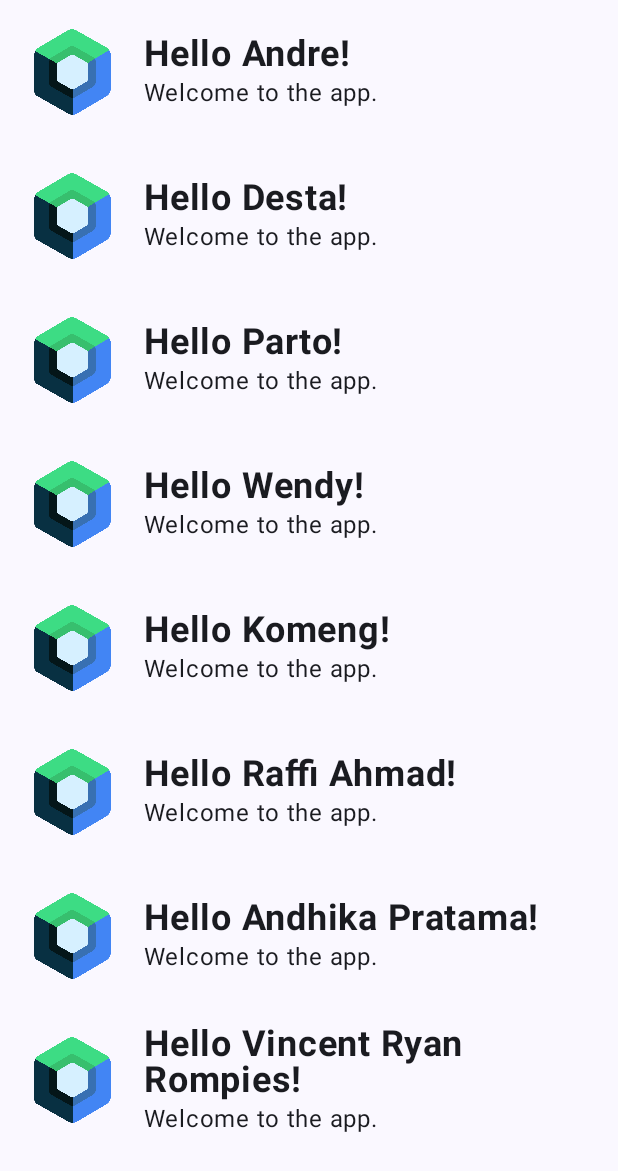
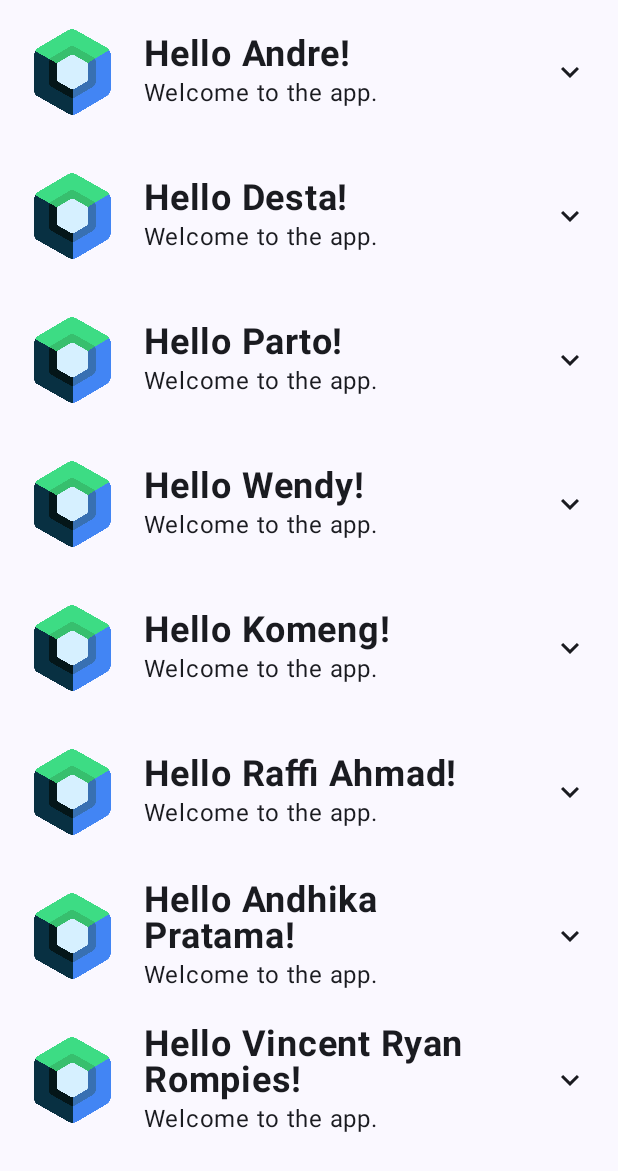
Before and after one commit to wayanpratama38/study-jetpack-compose, an Android app built with Jetpack Compose: the @Preview function GreetingPreview, on a phone screen of 412 x 824 dp. Shown: the top 1171 px of the screen. Run offline under Robolectric (Android 15) with nearby library versions, the phone set to English and light mode, and no system bars.

```diff
--- a/app/build.gradle.kts
+++ b/app/build.gradle.kts
@@ -47,6 +47,7 @@ dependencies {
     implementation(platform(libs.androidx.compose.bom))
     implementation(libs.androidx.ui)
     implementation(libs.androidx.ui.graphics)
+    implementation(libs.androidx.material.icons.extended)
     implementation(libs.androidx.ui.tooling.preview)
     implementation(libs.androidx.material3)
     testImplementation(libs.junit)
--- a/app/src/main/java/com/example/jetpackcomposetest/MainActivity.kt
+++ b/app/src/main/java/com/example/jetpackcomposetest/MainActivity.kt
@@ -12,11 +12,19 @@ import androidx.compose.foundation.layout.fillMaxSize
 import androidx.compose.foundation.layout.padding
 import androidx.compose.foundation.layout.size
 import androidx.compose.foundation.layout.width
+import androidx.compose.material.icons.Icons
+import androidx.compose.material.icons.filled.ExpandLess
+import androidx.compose.material.icons.outlined.ExpandMore
+import androidx.compose.material3.Icon
+import androidx.compose.material3.IconButton
 import androidx.compose.material3.MaterialTheme
-import androidx.compose.material3.Scaffold
+import androidx.compose.runtime.setValue
+import androidx.compose.runtime.getValue
 import androidx.compose.material3.Surface
 import androidx.compose.material3.Text
 import androidx.compose.runtime.Composable
+import androidx.compose.runtime.mutableStateOf
+import androidx.compose.runtime.remember
 import androidx.compose.ui.Alignment
 import androidx.compose.ui.Modifier
 import androidx.compose.ui.geometry.Size
@@ -44,6 +52,8 @@ class MainActivity : ComponentActivity() {
 
 @Composable
 fun Greeting(name: String) {
+    var isExpanded by remember{mutableStateOf(false)}
+
     Row (
         modifier = Modifier.padding(8.dp),
         verticalAlignment = Alignment.CenterVertically
@@ -54,7 +64,7 @@ fun Greeting(name: String) {
             modifier = Modifier.size(80.dp)
         )
         Spacer(modifier = Modifier.width(8.dp))
-        Column {
+        Column (modifier = Modifier.weight(1f)){
             Text(
                 text = "Hello $name!",
                 fontSize = 24.sp,
@@ -62,6 +72,12 @@ fun Greeting(name: String) {
             )
             Text(
                 text = "Welcome to the app."
+            )
+        }
+        IconButton(onClick = { isExpanded = !isExpanded }) {
+            Icon(
+                imageVector = if(isExpanded) Icons.Filled.ExpandLess else Icons.Outlined.ExpandMore,
+                contentDescription = if(isExpanded) "Show less" else "Show more"
             )
         }
     }
@@ -98,6 +114,8 @@ fun GreetingList(names:List<String>){
                 Greeting(name)
             }
         }
+    }else{
+        Text("No People to greet")
     }
 
 }
--- a/gradle/libs.versions.toml
+++ b/gradle/libs.versions.toml
@@ -11,6 +11,7 @@ composeBom = "2024.04.01"
 
 [libraries]
 androidx-core-ktx = { group = "androidx.core", name = "core-ktx", version.ref = "coreKtx" }
+androidx-material-icons-extended = { module = "androidx.compose.material:material-icons-extended" }
 junit = { group = "junit", name = "junit", version.ref = "junit" }
 androidx-junit = { group = "androidx.test.ext", name = "junit", version.ref = "junitVersion" }
 androidx-espresso-core = { group = "androidx.test.espresso", name = "espresso-core", version.ref = "espressoCore" }
```
